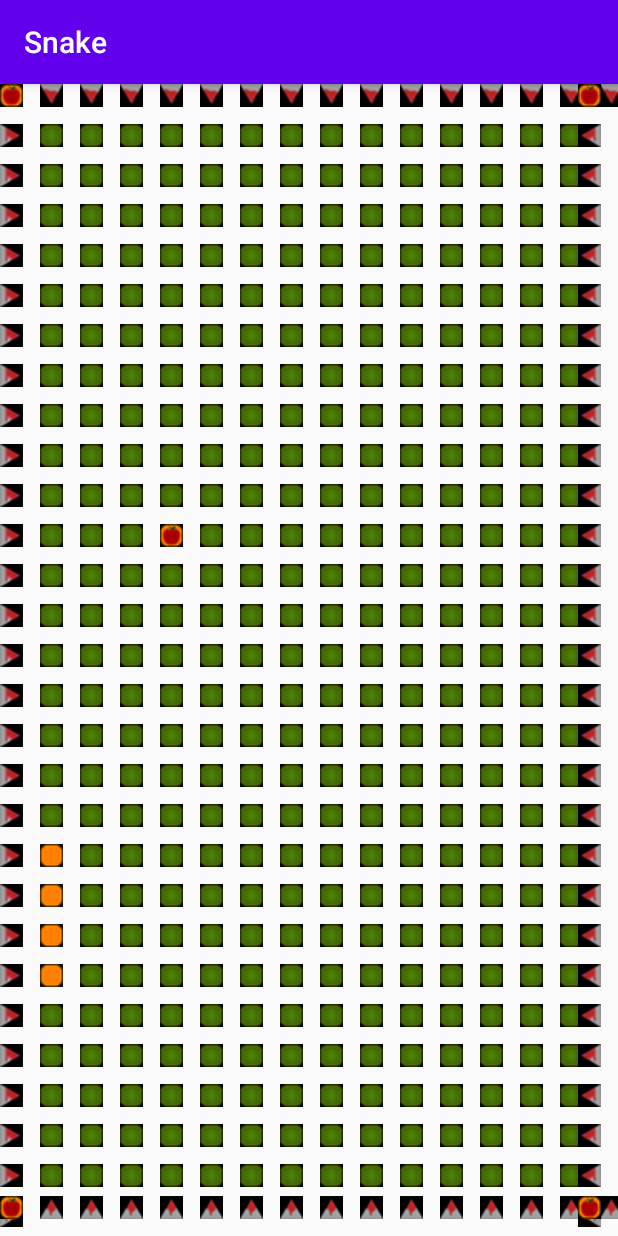
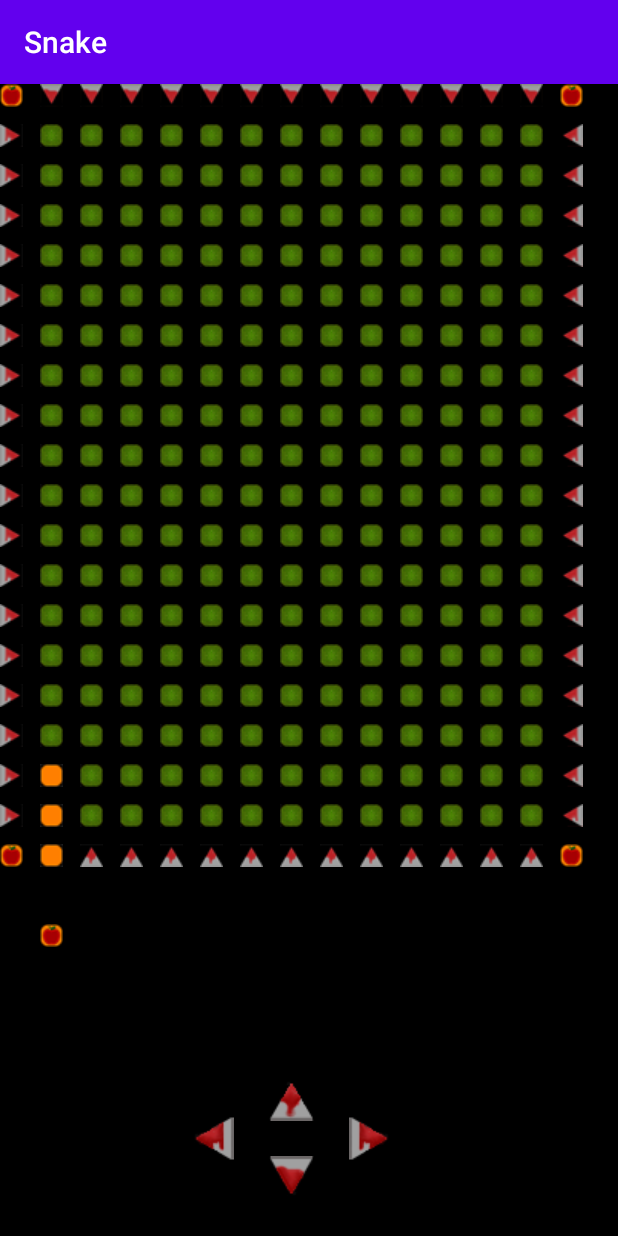
Before and after one commit to wojowkik/SnakeAndroid, an Android app: the screen it shows after launch (MainActivity), on a phone screen of 412 x 824 dp. Run offline under Robolectric (Android 15) with nearby library versions, the phone set to English and light mode, and no system bars.

Commit message:
buttonsControlSnake

```diff
--- a/app/src/main/java/pl/edu/pwr/s241926/snake2020/AllComponentsController.java
+++ b/app/src/main/java/pl/edu/pwr/s241926/snake2020/AllComponentsController.java
@@ -2,6 +2,7 @@ package pl.edu.pwr.s241926.snake2020;
 
 import android.graphics.Bitmap;
 import android.graphics.Canvas;
+import android.graphics.Color;
 import android.graphics.Paint;
 
 class AllComponentsController
@@ -9,6 +10,7 @@ class AllComponentsController
     private Board map;
     private Snake snake;
     private final int pictureSize=40;
+    private Bitmap upControl, downControl, leftControl, rightControl;
     AllComponentsController()
     {
         map = new Board(pictureSize);
@@ -16,15 +18,25 @@ class AllComponentsController
     }
     void drawGameComponents(Canvas canvas, Paint p, int width, int height)
     {
-        map.drawPlayground(canvas,p, width,height);
-        snake.setBoardSize(width,height);
+        p.setColor(Color.BLACK);
+        canvas.drawRect(0,0,width,height,p);
+        canvas.drawBitmap(leftControl,(width/2)-120,height-120,p);
+        canvas.drawBitmap(rightControl,(width/2)+40,height-120,p);
+        canvas.drawBitmap(downControl,(width/2)-40,height-80,p);
+        canvas.drawBitmap(upControl,(width/2)-40,height-160,p);
+        width=width/pictureSize;    width=width*pictureSize;
+        height=(height-160)/pictureSize;  height=height*pictureSize;//wyrównywanie krawedzi
+        map.drawPlayground(canvas,p, width,height-160);
+        snake.setBoardSize(width,height-160);
         snake.drawSnake(canvas,p);
     }
     void setPictures(Bitmap image_background, Bitmap leftBorder, Bitmap rightBorder, Bitmap upBorder,
-                     Bitmap downBorder, Bitmap inTheCorner, Bitmap imageSnakeHead, Bitmap imageSnakeBody, Bitmap imageFruit)
+                     Bitmap downBorder, Bitmap inTheCorner, Bitmap imageSnakeHead, Bitmap imageSnakeBody, Bitmap imageFruit,
+                     Bitmap upControl,Bitmap downControl,Bitmap leftControl,Bitmap rightControl)
     {
         map.setPicures(image_background, leftBorder,rightBorder,upBorder,downBorder,inTheCorner);
         snake.setPictures(imageSnakeHead,imageSnakeBody,imageFruit);
+        this.upControl=upControl; this.downControl=downControl;this.leftControl=leftControl; this.rightControl=rightControl;
     }
     void snakeControl(int controlCode)
     {
--- a/app/src/main/java/pl/edu/pwr/s241926/snake2020/Board.java
+++ b/app/src/main/java/pl/edu/pwr/s241926/snake2020/Board.java
@@ -32,10 +32,10 @@ class Board
             }
         }
         ///////////////////////////////////////////////////////////////////////////////////////////////////////////BORDER
-        for(int i=0 ; i<width ; i+=pictureSize){canvas.drawBitmap(upBorder,i,0,p);}
-        for(int i=0 ; i<width ; i+=pictureSize){canvas.drawBitmap(downBorder,i,height-pictureSize,p);}
-        for(int i=0 ; i<height ; i+=pictureSize){canvas.drawBitmap(leftBorder,0,i,p);}
-        for(int i=0 ; i<height ; i+=pictureSize){canvas.drawBitmap(rightBorder,width-pictureSize,i,p);}
+        for(int i=0 ; i<width ; i+=pictureSize)             {canvas.drawBitmap(upBorder,i,0,p);}
+        for(int i=0 ; i<width ; i+=pictureSize)             {canvas.drawBitmap(downBorder,i,height-pictureSize,p);}
+        for(int i=0 ; i<height-pictureSize ; i+=pictureSize){canvas.drawBitmap(leftBorder,0,i,p);}
+        for(int i=0 ; i<height-pictureSize ; i+=pictureSize){canvas.drawBitmap(rightBorder,width-pictureSize,i,p);}
         //////////////////////////////////////////////////////////////////////////////////////////////////////////////////CORNER
         canvas.drawBitmap(inTheCorner,0,0,p);
         canvas.drawBitmap(inTheCorner,width-pictureSize,0,p);
--- a/app/src/main/java/pl/edu/pwr/s241926/snake2020/DrawGame.java
+++ b/app/src/main/java/pl/edu/pwr/s241926/snake2020/DrawGame.java
@@ -36,15 +36,15 @@ public class DrawGame extends View
         performClick();
         int x=(int) event.getX();
         int y=(int) event.getY();
-        if(x>width/2 && y>height/2 && y<height-height/4)
+        if(x>width/2-40 && x<width/2+40 && y>height-160 && y<height-80)
             controller.snakeControl(3);
-        if(x>width/2 && y>height-height/4)
+        if(x>width/2-120 && x<width/2-40 && y>height-120 && y<height-40)
+            controller.snakeControl(2);
+        if(x>width/2-40 && x<width/2+40 && y>height-80 && y<height)
             controller.snakeControl(1);
-        if(x<width/8)
-            controller.snakeControl(2);
-        if(x>width/8 && x<width/4)
+        if(x>width/2+40 && x<width/2+120 && y>height-120 && y<height-40)
             controller.snakeControl(0);
-        return true;
+       return true;//canvas.drawBitmap(leftControl,(width/2)-120,height-120,p);
     }
     @Override
     public boolean performClick() {
@@ -85,6 +85,12 @@ public class DrawGame extends View
         Bitmap  imageSnakeHead = BitmapFactory.decodeResource(getResources(),R.drawable.cialo);
         Bitmap  imageSnakeBody = BitmapFactory.decodeResource(getResources(),R.drawable.cialo);
         Bitmap  imageFruit = BitmapFactory.decodeResource(getResources(),R.drawable.jablko);
-        controller.setPictures(image_background, leftBorder,rightBorder,upBorder,downBorder,inTheCorner,imageSnakeHead, imageSnakeBody, imageFruit);
+        Bitmap upControl = BitmapFactory.decodeResource(getResources(),R.drawable.up);
+        Bitmap downControl = BitmapFactory.decodeResource(getResources(),R.drawable.down);
+        Bitmap leftControl = BitmapFactory.decodeResource(getResources(),R.drawable.left);
+        Bitmap rightControl = BitmapFactory.decodeResource(getResources(),R.drawable.right);
+
+        controller.setPictures(image_background, leftBorder,rightBorder,upBorder,downBorder, inTheCorner,
+                imageSnakeHead, imageSnakeBody, imageFruit, upControl,downControl,leftControl,rightControl);
     }
 }
--- a/app/src/main/java/pl/edu/pwr/s241926/snake2020/MainActivity.java
+++ b/app/src/main/java/pl/edu/pwr/s241926/snake2020/MainActivity.java
@@ -11,4 +11,5 @@ public class MainActivity extends AppCompatActivity {
         super.onCreate(savedInstanceState);
         setContentView(R.layout.activity_main);
     }
+
 }
```
Also changed, not shown: app/src/main/res/drawable/down.png (added), app/src/main/res/drawable/left.png (added), app/src/main/res/drawable/right.png (added), app/src/main/res/drawable/up.png (added).
